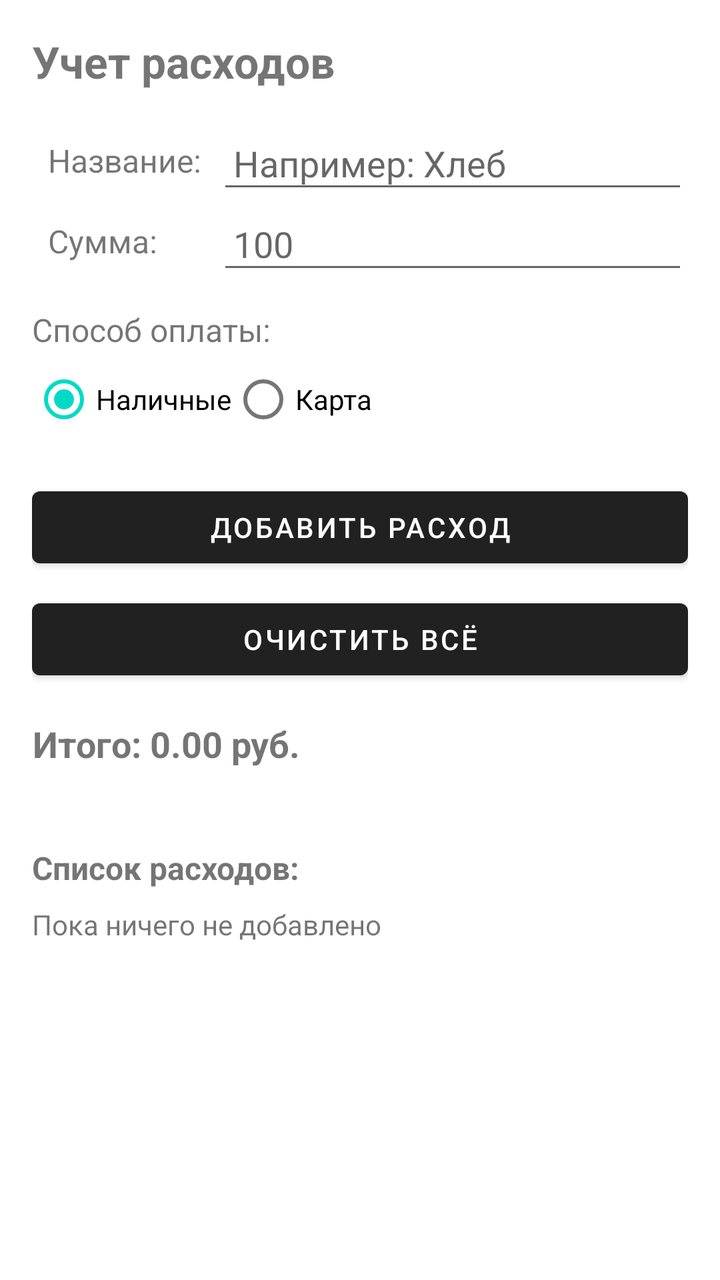
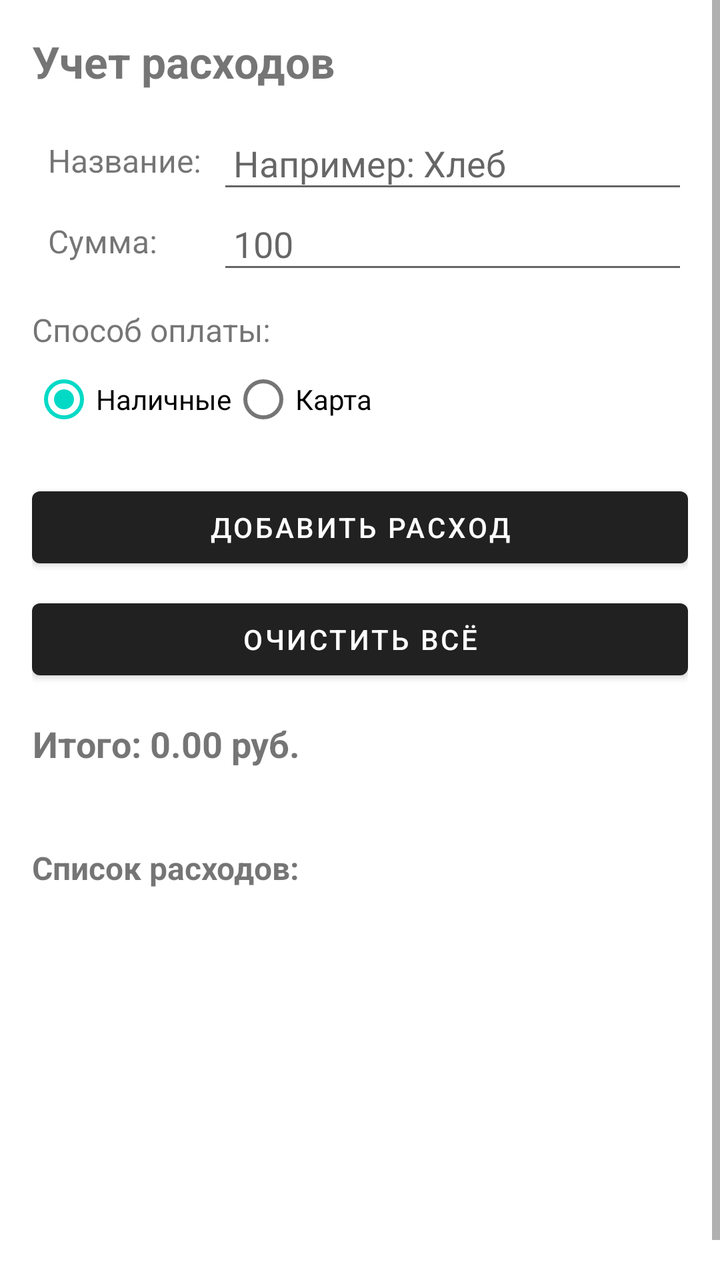

The first picture is an Android layout as it rendered before a commit; the second is the same layout after the commit. The layout source and the unified diff follow.
<!-- AndroidManifest.xml: application theme Theme.MaterialComponents.DayNight.DarkActionBar -->
<!-- res/layout/activity_main.xml -->
<?xml version="1.0" encoding="utf-8"?>
<androidx.drawerlayout.widget.DrawerLayout
    xmlns:android="http://schemas.android.com/apk/res/android"
    xmlns:app="http://schemas.android.com/apk/res-auto"
    android:id="@+id/drawerLayout"
    android:layout_width="match_parent"
    android:layout_height="match_parent">

    <ScrollView
        android:layout_width="match_parent"
        android:layout_height="match_parent">

        <GridLayout
            android:layout_width="match_parent"
            android:layout_height="wrap_content"
            android:columnCount="2"
            android:padding="16dp">

            <TextView
                android:layout_columnSpan="2"
                android:text="@string/title"
                android:textSize="22sp"
                android:textStyle="bold"
                android:paddingBottom="16dp" />

            <TextView
                android:text="@string/label_name"
                android:textSize="16sp"
                android:padding="8dp" />
            <EditText
                android:id="@+id/etName"
                android:hint="@string/hint_name"
                android:inputType="text"
                android:layout_gravity="fill"
                android:padding="8dp" />

            <TextView
                android:text="@string/label_amount"
                android:textSize="16sp"
                android:padding="8dp" />
            <EditText
                android:id="@+id/etAmount"
                android:hint="@string/hint_amount"
                android:inputType="numberDecimal"
                android:layout_gravity="fill"
                android:padding="8dp" />

            <TextView
                android:layout_columnSpan="2"
                android:text="@string/label_payment"
                android:textSize="16sp"
                android:paddingTop="12dp" />

            <RadioGroup
                android:id="@+id/rgPayment"
                android:layout_columnSpan="2"
                android:orientation="horizontal">

                <RadioButton
                    android:id="@+id/rbCash"
                    android:layout_width="wrap_content"
                    android:layout_height="wrap_content"
                    android:text="@string/rb_cash"
                    android:checked="true" />

                <RadioButton
                    android:id="@+id/rbCard"
                    android:layout_width="wrap_content"
                    android:layout_height="wrap_content"
                    android:text="@string/rb_card" />
            </RadioGroup>

            <Button
                android:id="@+id/btnAdd"
                android:layout_columnSpan="2"
                android:layout_gravity="fill"
                android:text="@string/btn_add"
                android:layout_marginTop="16dp" />

            <Button
                android:id="@+id/btnClear"
                android:layout_columnSpan="2"
                android:layout_gravity="fill"
                android:text="@string/btn_clear"
                android:layout_marginTop="8dp" />

            <TextView
                android:id="@+id/tvTotal"
                android:layout_columnSpan="2"
                android:text="@string/total_zero"
                android:textSize="18sp"
                android:textStyle="bold"
                android:gravity="center"
                android:paddingTop="16dp" />

            <TextView
                android:id="@+id/tvBudget"
                android:layout_columnSpan="2"
                android:text=""
                android:textSize="14sp"
                android:gravity="center"
                android:paddingTop="4dp" />

            <TextView
                android:layout_columnSpan="2"
                android:text="@string/label_list_title"
                android:textSize="16sp"
                android:textStyle="bold"
                android:paddingTop="16dp" />

            <TextView
                android:id="@+id/tvList"
                android:layout_columnSpan="2"
                android:layout_gravity="fill"
                android:text="@string/list_empty"
                android:textSize="14sp"
                android:paddingTop="8dp" />

        </GridLayout>
    </ScrollView>

    <com.google.android.material.navigation.NavigationView
        android:id="@+id/navigationView"
        android:layout_width="wrap_content"
        android:layout_height="match_parent"
        android:layout_gravity="start"
        app:menu="@menu/nav_menu" />

</androidx.drawerlayout.widget.DrawerLayout>
<!-- resources referenced by this layout -->
<resources>
  <string name="btn_add">Добавить расход</string>
  <string name="btn_clear">Очистить всё</string>
  <string name="hint_amount">100</string>
  <string name="hint_name">Например: Хлеб</string>
  <string name="label_amount">Сумма:</string>
  <string name="label_list_title">Список расходов:</string>
  <string name="label_name">Название:</string>
  <string name="label_payment">Способ оплаты:</string>
  <string name="list_empty">Пока ничего не добавлено</string>
  <string name="rb_card">Карта</string>
  <string name="rb_cash">Наличные</string>
  <string name="title">Учет расходов</string>
  <string name="total_zero">Итого: 0.00 руб.</string>
</resources>

<!-- the commit's change to res/layout/activity_main.xml (unified diff, before → after) -->
@@ -11,6 +11,7 @@
         android:layout_height="match_parent">
 
         <GridLayout
+            android:id="@+id/mainGridLayout"
             android:layout_width="match_parent"
             android:layout_height="wrap_content"
             android:columnCount="2"
@@ -55,14 +56,12 @@
                 android:id="@+id/rgPayment"
                 android:layout_columnSpan="2"
                 android:orientation="horizontal">
-
                 <RadioButton
                     android:id="@+id/rbCash"
                     android:layout_width="wrap_content"
                     android:layout_height="wrap_content"
                     android:text="@string/rb_cash"
                     android:checked="true" />
-
                 <RadioButton
                     android:id="@+id/rbCard"
                     android:layout_width="wrap_content"
@@ -108,13 +107,21 @@
                 android:textStyle="bold"
                 android:paddingTop="16dp" />
 
-            <TextView
-                android:id="@+id/tvList"
+            <androidx.recyclerview.widget.RecyclerView
+                android:id="@+id/recyclerView"
                 android:layout_columnSpan="2"
-                android:layout_gravity="fill"
-                android:text="@string/list_empty"
-                android:textSize="14sp"
-                android:paddingTop="8dp" />
+                android:layout_width="match_parent"
+                android:layout_height="wrap_content"
+                android:minHeight="50dp" />
+
+            <FrameLayout
+                android:id="@+id/emptySpaceListener"
+                android:layout_columnSpan="2"
+                android:layout_width="match_parent"
+                android:layout_height="150dp"
+                android:longClickable="true"
+                android:focusable="true"
+                android:background="@android:color/transparent" />
 
         </GridLayout>
     </ScrollView>
<!-- resource entries referenced after the edit -->
@@ -8,7 +8,6 @@
   <string name="label_list_title">Список расходов:</string>
   <string name="label_name">Название:</string>
   <string name="label_payment">Способ оплаты:</string>
-  <string name="list_empty">Пока ничего не добавлено</string>
   <string name="rb_card">Карта</string>
   <string name="rb_cash">Наличные</string>
   <string name="title">Учет расходов</string>
